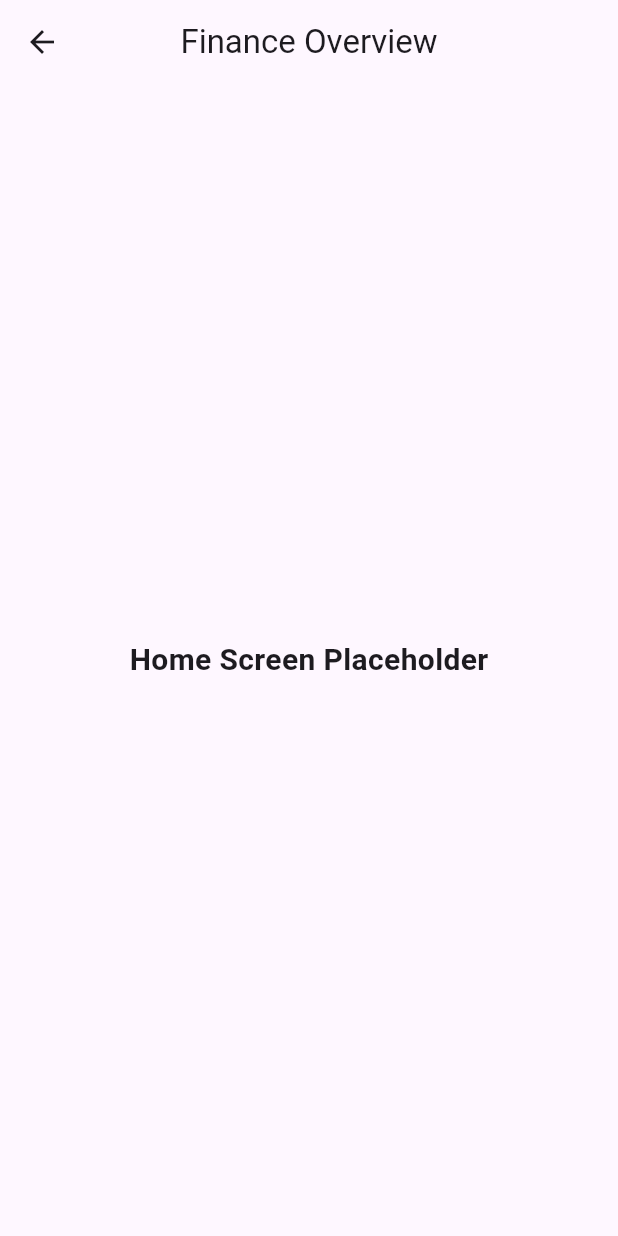
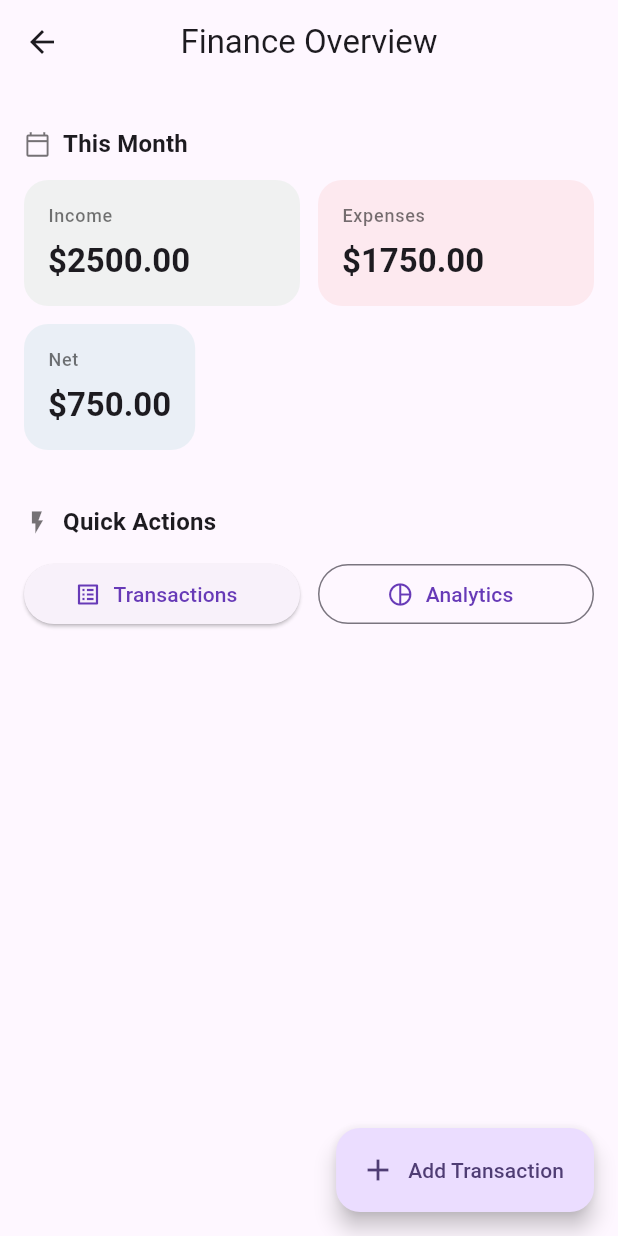
Before and after one commit to mofetaiwo/numi, a Flutter app: the HomeScreen screen opened directly, on a phone screen of 412 x 824 dp. Run offline on Flutter 3.47's test engine with Material 3 defaults, Android fonts, the phone set to English and light mode, and no system bars; our stand-ins replace cloud_firestore, image_picker, permission_handler; missing offline and left inert: flutter_tesseract_ocr; accounts and stored records are empty.

Commit message:
Update home_screen.dart

```diff
--- a/lib/screens/home_screen.dart
+++ b/lib/screens/home_screen.dart
@@ -1,22 +1,133 @@
 import 'package:flutter/material.dart';
+import '../widgets/summary_card.dart';
+import '../widgets/section_header.dart';
+import 'transactions_screen.dart';
+import 'add_transaction_screen.dart';
+import 'analytics_screen.dart';
 
-class HomeScreen extends StatelessWidget {
+class HomeScreen extends StatefulWidget {
   static const routeName = '/';
 
   const HomeScreen({super.key});
 
   @override
+  State<HomeScreen> createState() => _HomeScreenState();
+}
+
+class _HomeScreenState extends State<HomeScreen> {
+  bool _showContent = false;
+
+  // fake sample values for now – can be replaced with real ViewModel later
+  final double _income = 2500;
+  final double _expense = 1750;
+
+  @override
+  void initState() {
+    super.initState();
+    Future.microtask(() {
+      setState(() => _showContent = true);
+    });
+  }
+
+  @override
   Widget build(BuildContext context) {
+    final net = _income - _expense;
+
     return Scaffold(
       appBar: AppBar(
         title: const Text('Finance Overview'),
         centerTitle: true,
       ),
-      body: const Center(
-        child: Text(
-          'Home Screen Placeholder',
-          style: TextStyle(fontSize: 20, fontWeight: FontWeight.bold),
-        ),
+      body: AnimatedSwitcher(
+        duration: const Duration(milliseconds: 300),
+        child: _buildContent(context, net),
+      ),
+      floatingActionButton: FloatingActionButton.extended(
+        onPressed: () =>
+            Navigator.pushNamed(context, AddTransactionScreen.routeName),
+        icon: const Icon(Icons.add),
+        label: const Text('Add Transaction'),
+      ),
+    );
+  }
+
+  Widget _buildContent(BuildContext context, double net) {
+    return SingleChildScrollView(
+      padding: const EdgeInsets.all(16),
+      child: Column(
+        crossAxisAlignment: CrossAxisAlignment.start,
+        children: [
+          const SectionHeader(
+            title: 'This Month',
+            icon: Icons.calendar_today_outlined,
+          ),
+          AnimatedScale(
+            duration: const Duration(milliseconds: 400),
+            scale: _showContent ? 1.0 : 0.9,
+            curve: Curves.easeOut,
+            child: AnimatedOpacity(
+              duration: const Duration(milliseconds: 400),
+              opacity: _showContent ? 1.0 : 0.0,
+              child: Row(
+                children: [
+                  Expanded(
+                    child: SummaryCard(
+                      title: 'Income',
+                      value: '\$${_income.toStringAsFixed(2)}',
+                      color: Colors.green,
+                    ),
+                  ),
+                  const SizedBox(width: 12),
+                  Expanded(
+                    child: SummaryCard(
+                      title: 'Expenses',
+                      value: '\$${_expense.toStringAsFixed(2)}',
+                      color: Colors.red,
+                    ),
+                  ),
+                ],
+              ),
+            ),
+          ),
+          const SizedBox(height: 12),
+          AnimatedOpacity(
+            duration: const Duration(milliseconds: 400),
+            opacity: _showContent ? 1.0 : 0.0,
+            child: SummaryCard(
+              title: 'Net',
+              value: '\$${net.toStringAsFixed(2)}',
+              color: net >= 0 ? Colors.teal : Colors.red,
+              onTap: () =>
+                  Navigator.pushNamed(context, AnalyticsScreen.routeName),
+            ),
+          ),
+          const SizedBox(height: 24),
+          const SectionHeader(
+            title: 'Quick Actions',
+            icon: Icons.flash_on_outlined,
+          ),
+          Row(
+            children: [
+              Expanded(
+                child: ElevatedButton.icon(
+                  onPressed: () =>
+                      Navigator.pushNamed(context, TransactionsScreen.routeName),
+                  icon: const Icon(Icons.list_alt),
+                  label: const Text('Transactions'),
+                ),
+              ),
+              const SizedBox(width: 12),
+              Expanded(
+                child: OutlinedButton.icon(
+                  onPressed: () =>
+                      Navigator.pushNamed(context, AnalyticsScreen.routeName),
+                  icon: const Icon(Icons.pie_chart_outline),
+                  label: const Text('Analytics'),
+                ),
+              ),
+            ],
+          ),
+        ],
       ),
     );
   }
```
